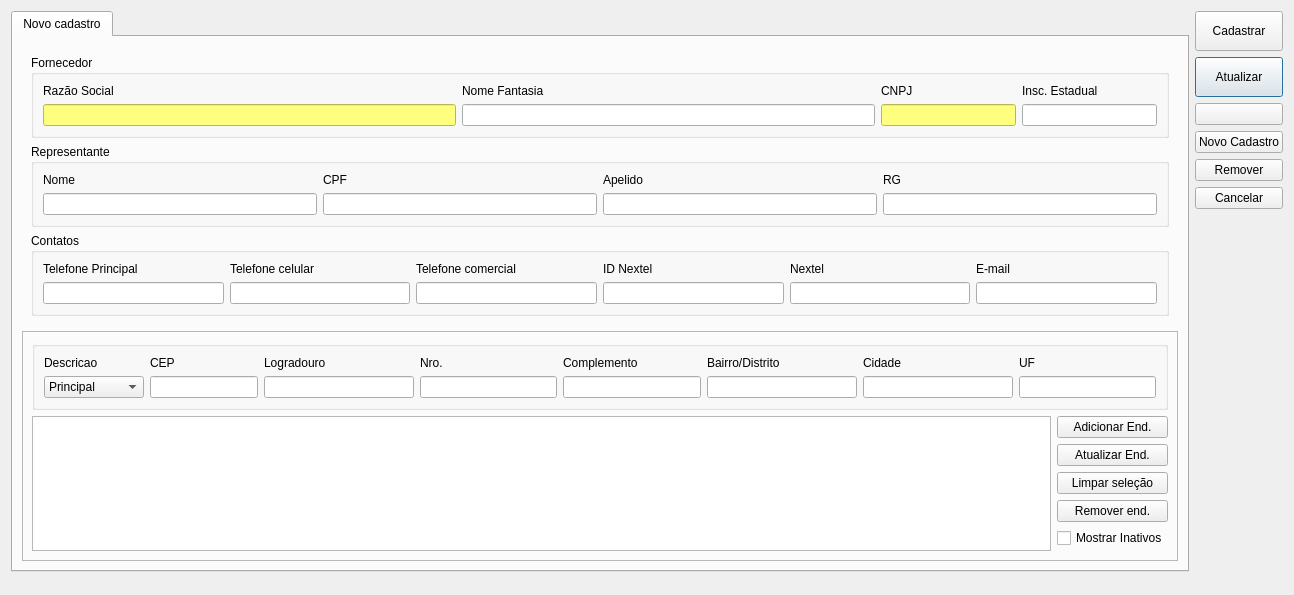
lellisls/ERP-STACCATO, file ui/cadastrofornecedor.ui: the form before one commit.
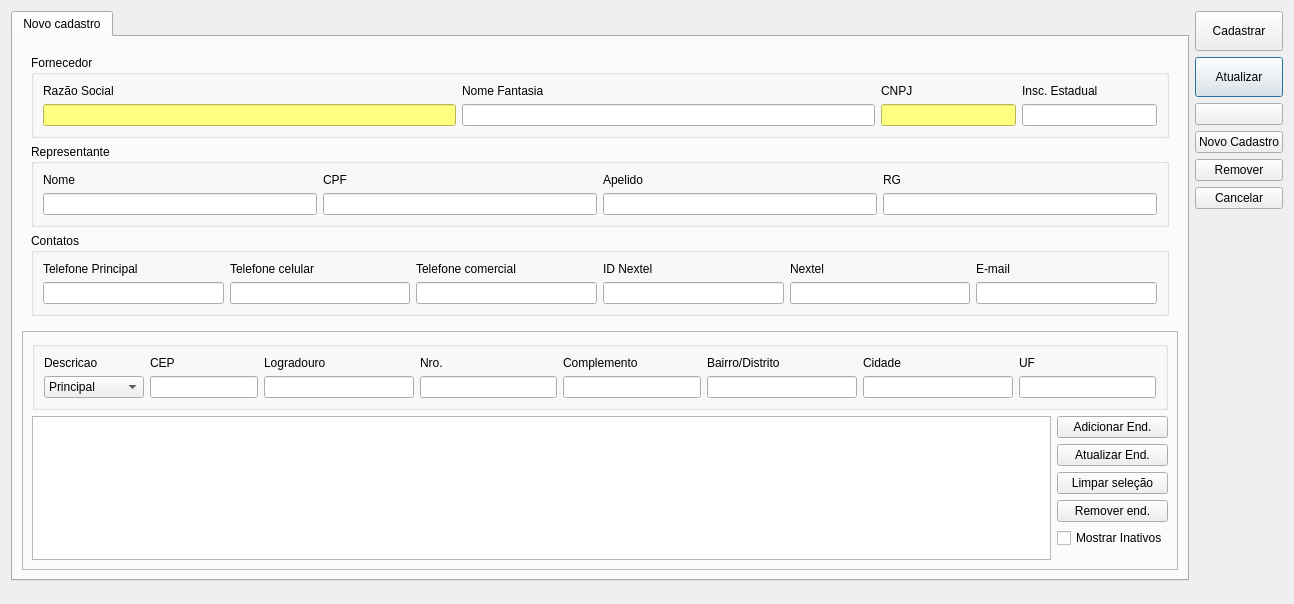
The form after the commit. Icons and pictures are not drawn. Custom widgets are drawn as their Qt base class.

Diff of the .ui file:
```diff
--- a/ui/cadastrofornecedor.ui
+++ b/ui/cadastrofornecedor.ui
@@ -10,7 +10,7 @@
     <x>0</x>
     <y>0</y>
     <width>1294</width>
-    <height>595</height>
+    <height>604</height>
    </rect>
   </property>
   <property name="windowTitle">
```
Left out of the diff: 2 changed lines with no effect on the pictures.
